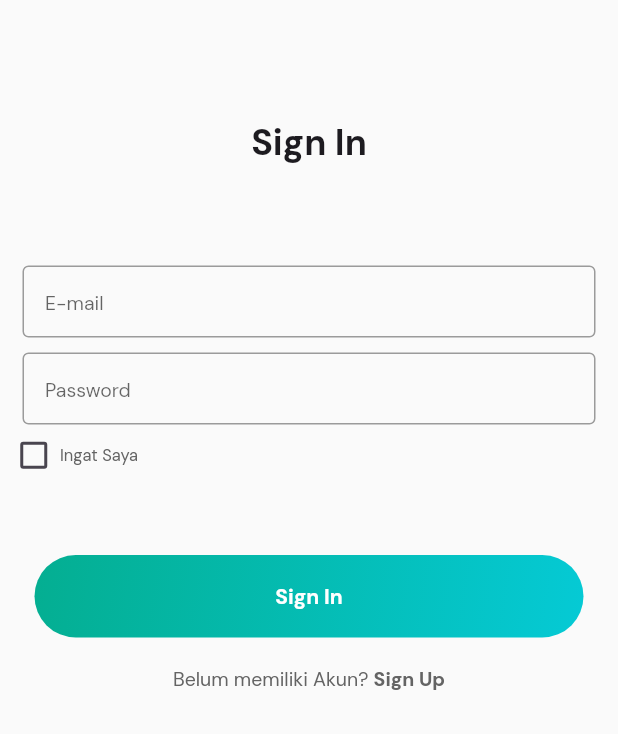
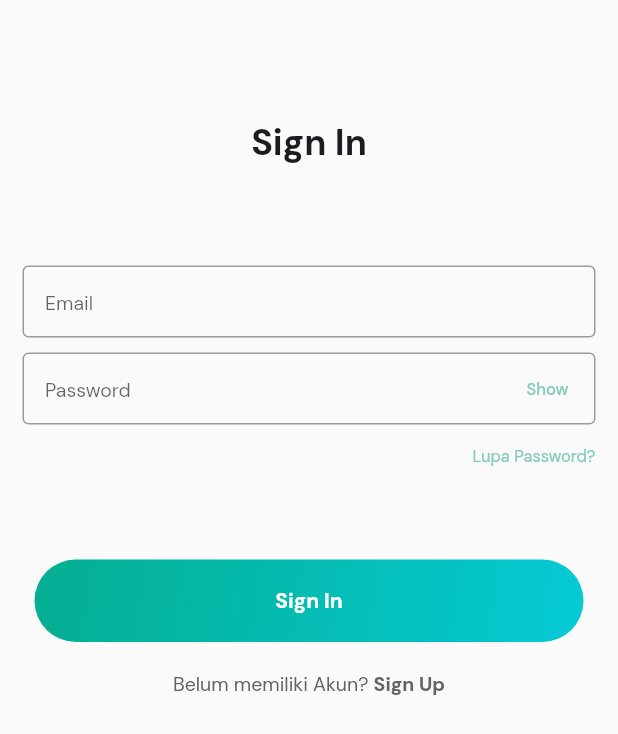
Before and after one commit to andre-nk/rekmed-mobile, a Flutter app: the screen it shows after launch, on a phone screen of 412 x 824 dp. Shown: the top 734 px of the screen. Run offline on Flutter 3.47's test engine with Material 3 defaults, Android fonts, the phone set to English and light mode, and no system bars; our stand-ins replace bloc, cloud_firestore, firebase_auth, firebase_core, flutter_bloc, freezed_annotation and 1 more; accounts and stored records are empty.

Commit message:
complete UI components for sign in page

```diff
--- a/lib/view/screens/auth/signin/SignInPage.dart
+++ b/lib/view/screens/auth/signin/SignInPage.dart
@@ -14,13 +14,6 @@ class SignInPage extends StatefulWidget {
 class _SignInPageState extends State<SignInPage> {
   final TextEditingController emailController = TextEditingController();
   final TextEditingController passwordController = TextEditingController();
-  bool isCheckedRememberMe = false;
-
-  void rememberMe(bool value) {
-    setState(() {
-      isCheckedRememberMe = value;
-    });
-  }
 
   @override
   Widget build(BuildContext context) {
@@ -43,48 +36,40 @@ class _SignInPageState extends State<SignInPage> {
                 ),
                 const SizedBox(height: 67),
 
-                ///input username
+                /// input username
                 AuthForm(
                   controller: emailController,
                   textInputType: TextInputType.emailAddress,
-                  text: 'E-mail',
-                  obsecure: false,
+                  text: 'Email',
+                  obscure: false,
                 ),
 
                 const SizedBox(height: 10),
 
-                ///input password
+                /// input password
                 AuthForm(
                   controller: passwordController,
                   textInputType: TextInputType.text,
                   text: 'Password',
-                  obsecure: true,
+                  obscure: true,
                 ),
 
-                const SizedBox(height: 13),
+                const SizedBox(height: 14),
 
-                ///remember me
-                Row(mainAxisAlignment: MainAxisAlignment.start, children: [
-                  SizedBox(
-                      height: 15,
-                      width: 15,
-                      child: Theme(
-                        data: ThemeData(unselectedWidgetColor: const Color(0xff00C8E8)),
-                        child: Checkbox(
-                            activeColor: const Color(0xff00C8E8),
-                            value: isCheckedRememberMe,
-                            onChanged: (val) {
-                              rememberMe(val ?? false);
-                            }),
-                      )),
-                  const SizedBox(
-                    width: 10.0,
+                /// lupa password
+                const Align(
+                  alignment: Alignment.centerRight,
+                  child: Text(
+                    "Lupa Password?",
+                    style: TextStyle(
+                      fontSize: 11,
+                      color: Color(0xFF87CBB9),
+                    ),
                   ),
-                  const Text("Ingat Saya",
-                      style: TextStyle(color: Color(0xff646464), fontSize: 11))
-                ]),
+                ),
 
-                const SizedBox(height: 51),
+                const SizedBox(height: 54),
+
                 Button(
                   onPressed: () {
                     if (emailController.text.isNotEmpty &&
@@ -96,7 +81,8 @@ class _SignInPageState extends State<SignInPage> {
                     } else {
                       ScaffoldMessenger.of(context).showSnackBar(
                         const SnackBar(
-                          content: Text('Email dan Password tidak boleh kosong'),
+                          content:
+                              Text('Email dan Password tidak boleh kosong'),
                         ),
                       );
                     }
@@ -111,7 +97,8 @@ class _SignInPageState extends State<SignInPage> {
                     mainAxisAlignment: MainAxisAlignment.center,
                     children: [
                       Text('Belum memiliki Akun? ',
-                          style: TextStyle(color: Color(0xff646464), fontSize: 13)),
+                          style: TextStyle(
+                              color: Color(0xff646464), fontSize: 13)),
                       InkWell(
                         child: Text(
                           'Sign Up',
--- a/lib/view/widgets/auth/AuthForm.dart
+++ b/lib/view/widgets/auth/AuthForm.dart
@@ -1,33 +1,61 @@
 import 'package:flutter/material.dart';
 
-class AuthForm extends StatelessWidget {
+class AuthForm extends StatefulWidget {
   const AuthForm(
       {super.key,
       required this.controller,
       required this.textInputType,
       required this.text,
-    required this.obsecure});
+      required this.obscure});
   final TextEditingController controller;
   final TextInputType textInputType;
   final String text;
-  final bool obsecure;
+  final bool obscure;
 
   @override
-  Widget build(BuildContext context){
+  AuthFormState createState() => AuthFormState();
+}
+
+class AuthFormState extends State<AuthForm> {
+  late bool obscureText; // State to toggle password visibility
+
+  @override
+  void initState() {
+    super.initState();
+    obscureText = widget.obscure; // Initialize obscureText state
+  }
+
+  @override
+  Widget build(BuildContext context) {
     return SizedBox(
       height: 48,
-      child: TextField(
-        controller: controller,
-        keyboardType: textInputType,
-        obscureText: obsecure,
+      child: Stack(alignment: Alignment.centerRight, children: [
+        TextField(
+          controller: widget.controller,
+          keyboardType: widget.textInputType,
+          obscureText: obscureText,
           decoration: InputDecoration(
               contentPadding: const EdgeInsets.symmetric(horizontal: 15.0),
               border: const OutlineInputBorder(),
-          hintText: text,
-          hintStyle: const TextStyle(fontSize: 13)
+              hintText: widget.text,
+              hintStyle: const TextStyle(fontSize: 13)),
+        ),
+        if (widget.obscure) // Only display toggle button if obsecure is true
+          TextButton(
+            onPressed: () {
+              setState(() {
+                obscureText = !obscureText; // Toggle password visibility
+              });
+            },
+            child: Text(
+              obscureText ? 'Show' : 'Hide',
+              style: const TextStyle(
+                color: Color(0xFF87CBB9),
+                fontSize: 11, // Ukuran font teks
               ),
             ),
+          )
+      ]),
     );
   }
-
 }
```
Lines whose indentation alone changed are shown as unchanged.
